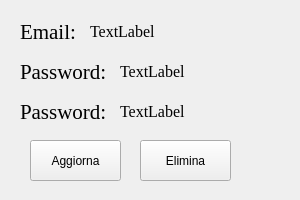
Above: UI/VistaGestioneUtente.ui from Pryce22/Museum-Management-System-2023 before the change. Below: the same form after it.
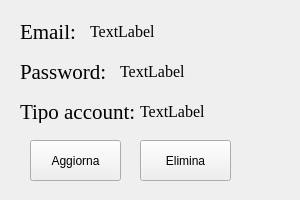
That is the form after the change.

Commit message: Inserimento ed Eliminazione Dipendenti Ottimizzazione GestioneUtenti

Diff of the .ui file:
```diff
--- a/UI/VistaGestioneUtente.ui
+++ b/UI/VistaGestioneUtente.ui
@@ -124,7 +124,7 @@
     <rect>
      <x>20</x>
      <y>100</y>
-     <width>86</width>
+     <width>114</width>
      <height>23</height>
     </rect>
    </property>
@@ -137,13 +137,13 @@
     </font>
    </property>
    <property name="text">
-    <string>Password:</string>
+    <string>Tipo account:</string>
    </property>
   </widget>
   <widget class="QLabel" name="label_6">
    <property name="geometry">
     <rect>
-     <x>120</x>
+     <x>140</x>
      <y>100</y>
      <width>82</width>
      <height>23</height>
```
The commit also changes 10 other files.
